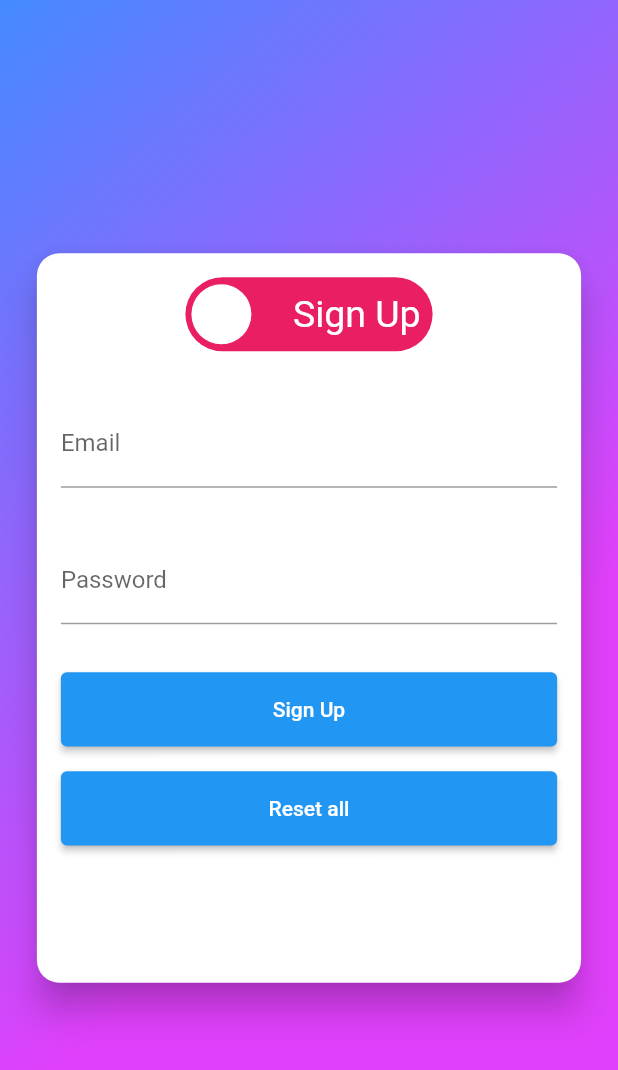
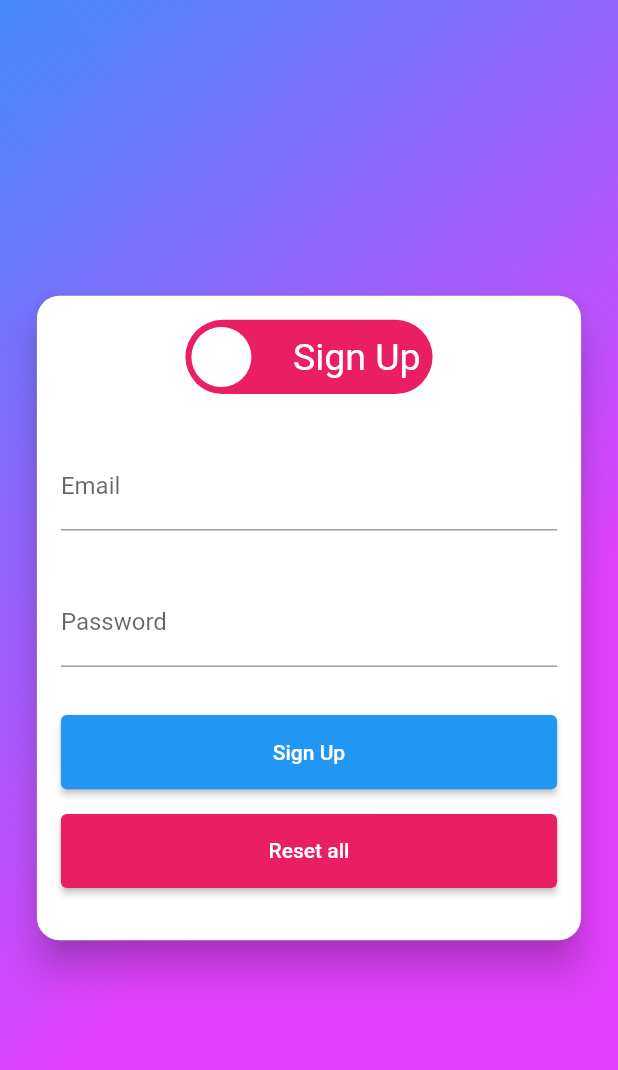
Before and after one commit to ajaysharmadev/auth_dummy_screen, a Flutter app: the screen it shows after launch, after a tap on "Log In", on a phone screen of 412 x 824 dp. Shown: the top 1070 px of the screen. Run offline on Flutter 3.47's test engine with Material 2 defaults, Android fonts, the phone set to English and light mode, and no system bars; drawn by our look-alikes of flutter_switch, reactive_forms; our stand-ins replace cloud_firestore, firebase_auth, firebase_core; accounts and stored records are empty.

Commit message:
second commit

```diff
--- a/lib/main.dart
+++ b/lib/main.dart
@@ -1,7 +1,12 @@
+import 'package:firebase_auth/firebase_auth.dart';
 import 'package:flutter/material.dart';
+import 'package:login_ui/screens/welcome_screen.dart';
 import './screens/auth_screen.dart';
+import 'package:firebase_core/firebase_core.dart';
 
-void main() {
+void main() async {
+  WidgetsFlutterBinding.ensureInitialized();
+  await Firebase.initializeApp();
   runApp(const MyApp());
 }
 
@@ -9,14 +14,27 @@ class MyApp extends StatelessWidget {
   const MyApp({Key? key}) : super(key: key);
 
   // This widget is the root of your application.
+
   @override
   Widget build(BuildContext context) {
     return MaterialApp(
       title: 'AuthScreen Demo',
       theme: ThemeData(
-                primarySwatch: Colors.blue,
+        primarySwatch: Colors.blue,
       ),
-      home: AuthScreen(),
+      home: StreamBuilder(
+        stream: FirebaseAuth.instance.userChanges(),
+        builder: (context, snapshot) {
+          if (snapshot.hasData) {
+
+            return WelcomeScreen();
+          }
+          return AuthScreen();
+        },
+      ),
+      routes: {
+        WelcomeScreen.routeName: (ctx) => WelcomeScreen(),
+      },
     );
   }
 }
--- a/lib/screens/auth_screen.dart
+++ b/lib/screens/auth_screen.dart
@@ -1,7 +1,11 @@
+import 'package:cloud_firestore/cloud_firestore.dart';
+import 'package:firebase_auth/firebase_auth.dart';
 import 'package:flutter/material.dart';
 import 'package:flutter_switch/flutter_switch.dart';
+import 'package:login_ui/screens/welcome_screen.dart';
 import 'package:login_ui/widgets/login_form.dart';
 import 'package:login_ui/widgets/signup_form.dart';
+import 'package:flutter/services.dart';
 
 class AuthScreen extends StatefulWidget {
   const AuthScreen({Key? key}) : super(key: key);
@@ -12,17 +16,60 @@ class AuthScreen extends StatefulWidget {
 
 class _AuthScreenState extends State<AuthScreen> {
   bool isLogin = true;
+  var _isLoading = false;
+  final _auth = FirebaseAuth.instance;
+  void _submitAuthForm(
+      String email, String password, bool isLoggedIn, BuildContext ctx) async {
+    var authResult;
+    try {
+      setState(() {
+        _isLoading = true;
+      });
+      if (isLoggedIn) {
+        authResult = await _auth.signInWithEmailAndPassword(
+            email: email, password: password);
+        _isLoading = false;
+      } else {
+        authResult = await _auth.createUserWithEmailAndPassword(
+            email: email, password: password);
+        setState(() {
+          isLogin = !isLogin;
+        });
+      }
+    } on PlatformException catch (err) {
+      var message = 'An error occured, please check your credentials';
+      if (err.message != null) {
+        message = err.message!;
+      }
+      Scaffold.of(ctx).showSnackBar(
+        SnackBar(
+          content: Text(message),
+          backgroundColor: Theme.of(context).errorColor,
+        ),
+      );
+      setState(() {
+        _isLoading = false;
+      });
+    } catch (err) {
+      print(err);
+      setState(() {
+        _isLoading = false;
+      });
+    }
+  }
+
   @override
   Widget build(BuildContext context) {
     final deviceWidth = MediaQuery.of(context).size.width;
     final deviceHeight = MediaQuery.of(context).size.height;
-    return Container(
+    return Scaffold(
+      body: Container(
         width: deviceWidth,
         height: deviceHeight,
         child: Center(
           child: Container(
             width: deviceWidth,
-          height: deviceHeight * 0.8,
+            height: isLogin ? deviceHeight * 0.8 : deviceHeight * 0.731,
             padding: EdgeInsets.symmetric(
                 horizontal: deviceWidth * 0.05, vertical: deviceHeight * 0.1),
             child: Card(
@@ -61,7 +108,9 @@ class _AuthScreenState extends State<AuthScreen> {
                   ),
                   Expanded(
                     child: SingleChildScrollView(
-                    child: isLogin ? LogInScreen() : SignUpScreen(),
+                      child: isLogin
+                          ? LogInScreen(_isLoading, _submitAuthForm)
+                          : SignUpScreen(_isLoading, _submitAuthForm),
                     ),
                   )
                   // Container(6
@@ -81,6 +130,7 @@ class _AuthScreenState extends State<AuthScreen> {
                 begin: Alignment.topLeft,
                 end: Alignment(0.8, 0.0),
                 colors: <Color>[Colors.blueAccent, Colors.purpleAccent])),
+      ),
     );
   }
 }
--- a/lib/widgets/login_form.dart
+++ b/lib/widgets/login_form.dart
@@ -1,15 +1,14 @@
 import 'package:flutter/material.dart';
 import 'package:reactive_forms/reactive_forms.dart';
 
-
 class LogInScreen extends StatefulWidget {
-  const LogInScreen({ Key? key }) : super(key: key);
+  LogInScreen(this.isLoading, this.sumbitFn);
+  final bool isLoading;
+  final void Function(String email, String password, bool isLoggedIn, BuildContext ctx) sumbitFn;
 
   @override
   _LogInScreenState createState() => _LogInScreenState();
 }
-
-
 
 class _LogInScreenState extends State<LogInScreen> {
   FormGroup buildForm() => fb.group(<String, Object>{
@@ -19,6 +18,7 @@ class _LogInScreenState extends State<LogInScreen> {
         'password': ['', Validators.required, Validators.minLength(8)],
         'rememberMe': false,
       });
+
   @override
   Widget build(BuildContext context) {
     final deviceHeight = MediaQuery.of(context).size.height;
@@ -69,13 +69,16 @@ class _LogInScreenState extends State<LogInScreen> {
                 ],
               ),
               const SizedBox(height: 16.0),
-              ElevatedButton(
+              if (widget.isLoading) CircularProgressIndicator(),
+              if (!widget.isLoading) ElevatedButton(
                 style: ElevatedButton.styleFrom(
+                    primary: Colors.pink,
                     minimumSize: Size(double.infinity,
                         MediaQuery.of(context).size.height * 0.06)),
                 onPressed: () {
                   if (form.valid) {
-                    print(form.value);
+                    Map loginData = form.value;
+                    widget.sumbitFn(loginData['email'], loginData['password'], true, context);
                   } else {
                     form.markAllAsTouched();
                   }
@@ -85,10 +88,10 @@ class _LogInScreenState extends State<LogInScreen> {
               SizedBox(
                 height: deviceHeight * 0.02,
               ),
-              ElevatedButton(
+
+              if (!widget.isLoading) ElevatedButton(
                 style: ElevatedButton.styleFrom(
-                    minimumSize: Size(double.infinity,
-                        deviceHeight * 0.06)),
+                    minimumSize: Size(double.infinity, deviceHeight * 0.06)),
                 onPressed: () => form.resetState({
                   'email': ControlState<String>(value: null),
                   'password': ControlState<String>(value: null),
--- a/lib/widgets/signup_form.dart
+++ b/lib/widgets/signup_form.dart
@@ -2,7 +2,14 @@ import 'package:flutter/material.dart';
 import 'package:reactive_forms/reactive_forms.dart';
 
 class SignUpScreen extends StatefulWidget {
-  const SignUpScreen({Key? key}) : super(key: key);
+  SignUpScreen(this.isLoading, this.sumbitFn);
+  final bool isLoading;
+  final void Function(
+    String email,
+    String password,
+    bool isLoggedIn,
+    BuildContext ctx,
+  ) sumbitFn;
 
   @override
   _SignUpScreenState createState() => _SignUpScreenState();
@@ -66,13 +73,17 @@ class _SignUpScreenState extends State<SignUpScreen> {
               //   ],
               // ),
               const SizedBox(height: 16.0),
-              ElevatedButton(
+              if (widget.isLoading) CircularProgressIndicator(),
+
+              if (!widget.isLoading) ElevatedButton(
                 style: ElevatedButton.styleFrom(
                     minimumSize: Size(double.infinity,
                         MediaQuery.of(context).size.height * 0.06)),
                 onPressed: () {
                   if (form.valid) {
-                    print(form.value);
+                    Map signupData = form.value;
+                    widget.sumbitFn(signupData['email'], signupData['password'],
+                        false, context);
                   } else {
                     form.markAllAsTouched();
                   }
@@ -82,10 +93,10 @@ class _SignUpScreenState extends State<SignUpScreen> {
               SizedBox(
                 height: deviceHeight * 0.02,
               ),
-              ElevatedButton(
+              if (!widget.isLoading) ElevatedButton(
                 style: ElevatedButton.styleFrom(
-                    minimumSize: Size(double.infinity,
-                        deviceHeight * 0.06)),
+                    primary: Colors.pink,
+                    minimumSize: Size(double.infinity, deviceHeight * 0.06)),
                 onPressed: () => form.resetState({
                   'email': ControlState<String>(value: null),
                   'password': ControlState<String>(value: null),
--- a/pubspec.yaml
+++ b/pubspec.yaml
@@ -31,6 +31,10 @@ dependencies:
     sdk: flutter
   flutter_switch: ^0.3.1
   reactive_forms: ^10.4.1
+  cloud_firestore: ^2.2.1
+  firebase_core: ^1.2.1
+  firebase_auth: ^1.3.0
+
 
   # The following adds the Cupertino Icons font to your application.
   # Use with the CupertinoIcons class for iOS style icons.
```
Also changed, not shown: lib/screens/welcome_screen.dart (+31 -0 lines), pubspec.lock, 4 other files. Lines whose indentation alone changed are shown as unchanged.
